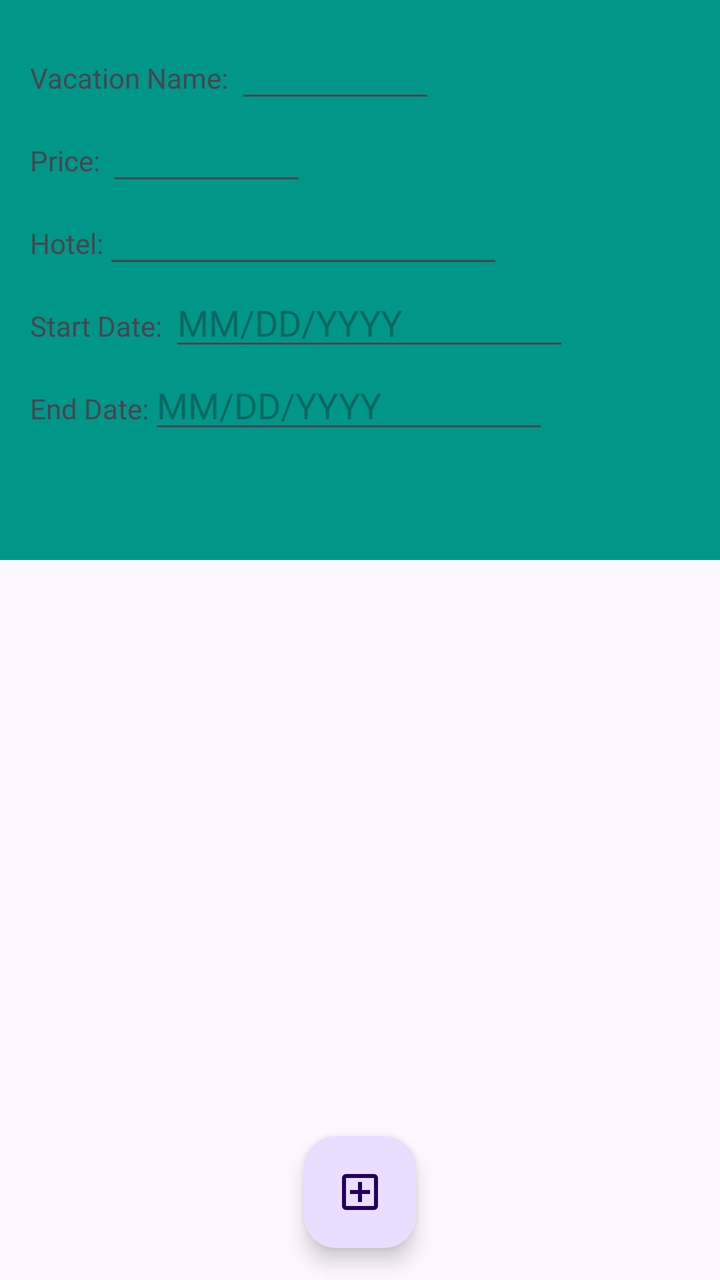
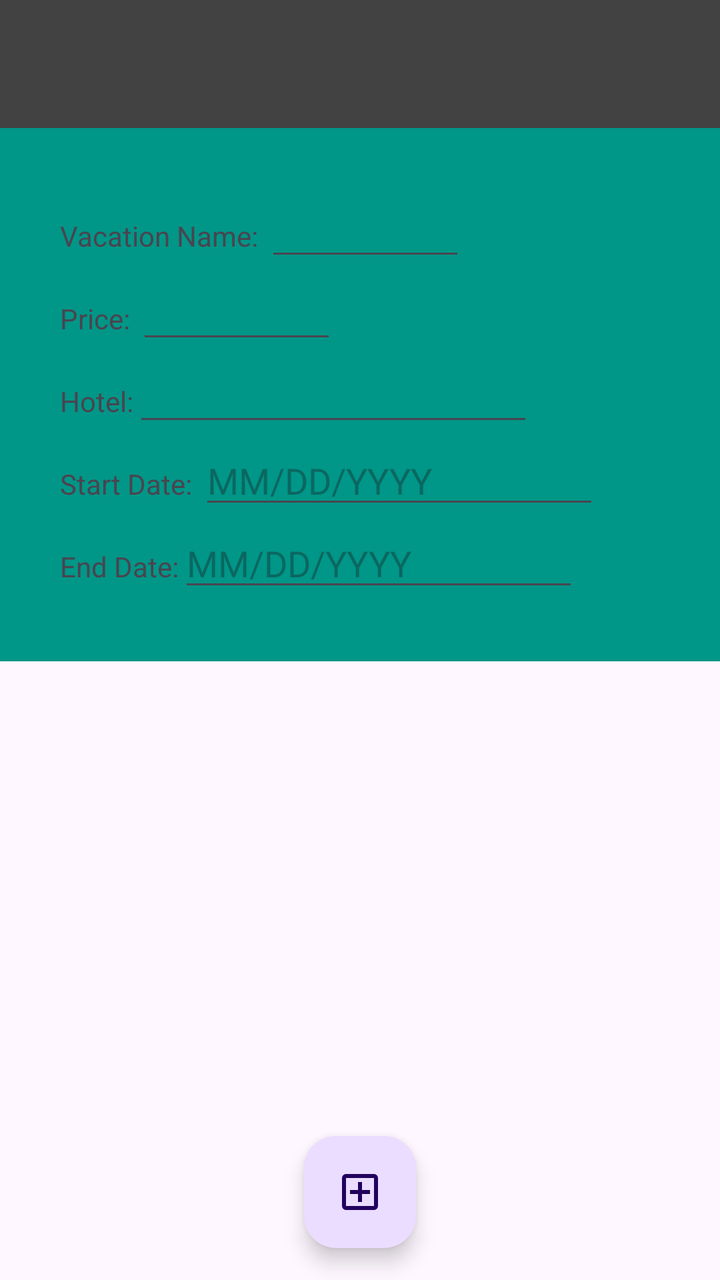

Compare the two renders of this Android layout. The source of the first and the diff that turns it into the second are given below.
<!-- AndroidManifest.xml: application theme Theme.D424softwareengineeringcapstonee -->
<!-- res/layout/activity_trip_details.xml -->
<?xml version="1.0" encoding="utf-8"?>
<androidx.constraintlayout.widget.ConstraintLayout xmlns:android="http://schemas.android.com/apk/res/android"
    xmlns:app="http://schemas.android.com/apk/res-auto"
    xmlns:tools="http://schemas.android.com/tools"
    android:id="@+id/main"
    android:layout_width="match_parent"
    android:layout_height="match_parent"
    tools:context=".activities.TripDetails">

    <ScrollView
        android:id="@+id/scrollview"
        android:layout_width="409dp"
        android:layout_height="280dp"
        android:background="#009688"
        app:layout_constraintBaseline_toTopOf="parent"
        app:layout_constraintLeft_toLeftOf="parent"
        tools:layout_editor_absoluteX="1dp"
        tools:layout_editor_absoluteY="1dp">

        <LinearLayout
            android:layout_width="match_parent"
            android:layout_margin="15dp"
            android:layout_height="wrap_content"
            android:orientation="vertical">

            <LinearLayout
                android:layout_width="match_parent"
                android:layout_height="wrap_content"
                android:orientation="horizontal">

                <TextView
                    android:layout_width="wrap_content"
                    android:layout_height="wrap_content"
                    android:text="Vacation Name: "/>

                <EditText
                    android:id="@+id/vacationname"
                    android:layout_width="100dp"
                    android:layout_height="wrap_content"/>
            </LinearLayout>

            <LinearLayout
                android:layout_width="match_parent"
                android:layout_height="wrap_content"
                android:orientation="horizontal">

                <TextView
                    android:layout_width="wrap_content"
                    android:layout_height="wrap_content"
                    android:text="Price: "/>
                <EditText
                    android:id="@+id/pricetext"
                    android:layout_width="100dp"
                    android:layout_height="wrap_content"/>
            </LinearLayout>
            <LinearLayout
                android:layout_width="match_parent"
                android:layout_height="wrap_content"
                android:orientation="horizontal">

                <TextView
                    android:layout_width="wrap_content"
                    android:layout_height="wrap_content"
                    android:text="Hotel:"/>
                <EditText
                    android:id="@+id/hotel"
                    android:layout_width="200dp"
                    android:layout_height="wrap_content"
                    />
            </LinearLayout>
            <LinearLayout
                android:layout_width="match_parent"
                android:layout_height="wrap_content"
                android:orientation="horizontal">

                <TextView
                    android:layout_width="wrap_content"
                    android:layout_height="wrap_content"
                    android:text="Start Date: "/>
                <EditText
                    android:id="@+id/editTextStartDate"
                    android:layout_width="200dp"
                    android:layout_height="wrap_content"
                    android:clickable="true"
                    android:hint="MM/DD/YYYY"

                    />
            </LinearLayout>
            <LinearLayout
                android:layout_width="match_parent"
                android:layout_height="wrap_content"
                android:orientation="horizontal">

                <TextView
                    android:layout_width="wrap_content"
                    android:layout_height="wrap_content"
                    android:text="End Date:"/>
                <EditText
                    android:id="@+id/editTextEndDate"
                    android:layout_width="200dp"
                    android:layout_height="wrap_content"
                    android:clickable="true"
                    android:hint="MM/DD/YYYY"

                    />
            </LinearLayout>
        </LinearLayout>
    </ScrollView>

    <com.google.android.material.floatingactionbutton.FloatingActionButton
        android:id="@+id/floatingActionButton2"
        android:layout_width="wrap_content"
        android:layout_height="wrap_content"
        android:layout_margin="16dp"
        android:clickable="true"
        android:contentDescription="Add excursion"
        app:layout_constraintBottom_toBottomOf="parent"
        app:layout_constraintStart_toStartOf="parent"
        app:layout_constraintEnd_toEndOf="parent"
        app:srcCompat="@drawable/outline_add_box_24" />

    <androidx.recyclerview.widget.RecyclerView
        android:id="@+id/exrecyclerview"
        android:layout_width="409dp"
        android:layout_height="392dp"
        tools:layout_editor_absoluteX="1dp"
        tools:layout_editor_absoluteY="282dp"
        app:layout_constraintTop_toBottomOf="@+id/scrollview"
        app:layout_constraintLeft_toLeftOf="parent"
        />


</androidx.constraintlayout.widget.ConstraintLayout>
<!-- resources referenced by this layout -->
<resources>
  <!-- drawable outline_add_box_24 (drawable) -->
  <vector xmlns:android="http://schemas.android.com/apk/res/android" android:height="24dp" android:tint="#000000" android:viewportHeight="960" android:viewportWidth="960" android:width="24dp">
        
      <path android:fillColor="@android:color/white" android:pathData="M440,680L520,680L520,520L680,520L680,440L520,440L520,280L440,280L440,440L280,440L280,520L440,520L440,680ZM200,840Q167,840 143.5,816.5Q120,793 120,760L120,200Q120,167 143.5,143.5Q167,120 200,120L760,120Q793,120 816.5,143.5Q840,167 840,200L840,760Q840,793 816.5,816.5Q793,840 760,840L200,840ZM200,760L760,760Q760,760 760,760Q760,760 760,760L760,200Q760,200 760,200Q760,200 760,200L200,200Q200,200 200,200Q200,200 200,200L200,760Q200,760 200,760Q200,760 200,760ZM200,200L200,200Q200,200 200,200Q200,200 200,200L200,760Q200,760 200,760Q200,760 200,760L200,760Q200,760 200,760Q200,760 200,760L200,200Q200,200 200,200Q200,200 200,200Z"/>
      
  </vector>
  <style name="Theme.D424softwareengineeringcapstonee" parent="Base.Theme.D424softwareengineeringcapstonee" />
  <style name="Base.Theme.D424softwareengineeringcapstonee" parent="Theme.Material3.DayNight">
          
          
      </style>
</resources>

<!-- the commit's change to res/layout/activity_trip_details.xml (unified diff, before → after) -->
@@ -7,20 +7,32 @@
     android:layout_height="match_parent"
     tools:context=".activities.TripDetails">
 
+    <androidx.appcompat.widget.Toolbar
+        android:id="@+id/toolbar"
+        android:layout_width="match_parent"
+        android:layout_height="?attr/actionBarSize"
+        android:background="#424242"
+        android:theme="@style/ThemeOverlay.AppCompat.Dark.ActionBar"
+        app:layout_constraintEnd_toEndOf="parent"
+        app:layout_constraintTop_toTopOf="parent"
+        app:layout_constraintStart_toStartOf="parent"
+        app:popupTheme="@style/ThemeOverlay.AppCompat.Light" />
+
     <ScrollView
         android:id="@+id/scrollview"
-        android:layout_width="409dp"
-        android:layout_height="280dp"
+        android:layout_width="0dp"
+        android:layout_height="wrap_content"
         android:background="#009688"
-        app:layout_constraintBaseline_toTopOf="parent"
-        app:layout_constraintLeft_toLeftOf="parent"
-        tools:layout_editor_absoluteX="1dp"
-        tools:layout_editor_absoluteY="1dp">
+        android:padding="15dp"
+        app:layout_constraintTop_toBottomOf="@id/toolbar"
+        app:layout_constraintStart_toStartOf="parent"
+        app:layout_constraintEnd_toEndOf="parent"
+        >
 
         <LinearLayout
             android:layout_width="match_parent"
+            android:layout_height="wrap_content"
             android:layout_margin="15dp"
-            android:layout_height="wrap_content"
             android:orientation="vertical">
 
             <LinearLayout
@@ -31,12 +43,12 @@
                 <TextView
                     android:layout_width="wrap_content"
                     android:layout_height="wrap_content"
-                    android:text="Vacation Name: "/>
+                    android:text="Vacation Name: " />
 
                 <EditText
                     android:id="@+id/vacationname"
                     android:layout_width="100dp"
-                    android:layout_height="wrap_content"/>
+                    android:layout_height="wrap_content" />
             </LinearLayout>
 
             <LinearLayout
@@ -47,12 +59,14 @@
                 <TextView
                     android:layout_width="wrap_content"
                     android:layout_height="wrap_content"
-                    android:text="Price: "/>
+                    android:text="Price: " />
+
                 <EditText
                     android:id="@+id/pricetext"
                     android:layout_width="100dp"
-                    android:layout_height="wrap_content"/>
+                    android:layout_height="wrap_content" />
             </LinearLayout>
+
             <LinearLayout
                 android:layout_width="match_parent"
                 android:layout_height="wrap_content"
@@ -61,13 +75,14 @@
                 <TextView
                     android:layout_width="wrap_content"
                     android:layout_height="wrap_content"
-                    android:text="Hotel:"/>
+                    android:text="Hotel:" />
+
                 <EditText
                     android:id="@+id/hotel"
                     android:layout_width="200dp"
-                    android:layout_height="wrap_content"
-                    />
+                    android:layout_height="wrap_content" />
             </LinearLayout>
+
             <LinearLayout
                 android:layout_width="match_parent"
                 android:layout_height="wrap_content"
@@ -76,7 +91,8 @@
                 <TextView
                     android:layout_width="wrap_content"
                     android:layout_height="wrap_content"
-                    android:text="Start Date: "/>
+                    android:text="Start Date: " />
+
                 <EditText
                     android:id="@+id/editTextStartDate"
                     android:layout_width="200dp"
@@ -86,6 +102,7 @@
 
                     />
             </LinearLayout>
+
             <LinearLayout
                 android:layout_width="match_parent"
                 android:layout_height="wrap_content"
@@ -94,7 +111,8 @@
                 <TextView
                     android:layout_width="wrap_content"
                     android:layout_height="wrap_content"
-                    android:text="End Date:"/>
+                    android:text="End Date:" />
+
                 <EditText
                     android:id="@+id/editTextEndDate"
                     android:layout_width="200dp"
